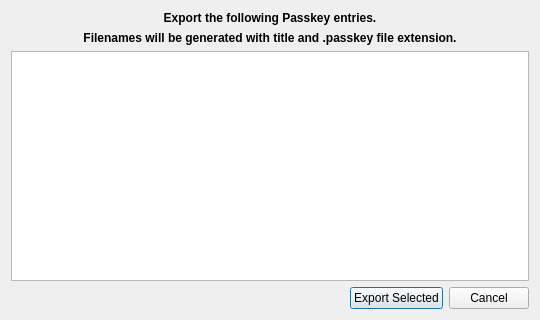
Myria-de/keepassxc, file src/gui/passkeys/PasskeyExportDialog.ui: the form before one commit.
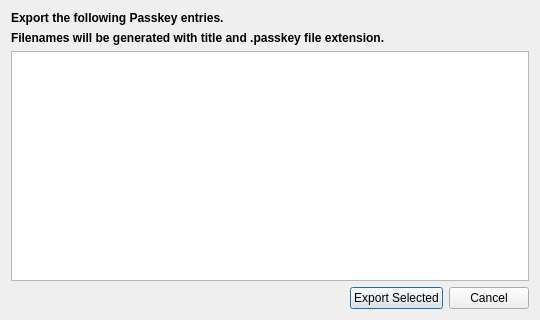
The form after the commit.

Commit message: Align text to left in dialogs. Protect attributes on import.

The edit to the form file:
```diff
--- a/src/gui/passkeys/PasskeyExportDialog.ui
+++ b/src/gui/passkeys/PasskeyExportDialog.ui
@@ -26,7 +26,7 @@
       <string>Export the following Passkey entries.</string>
      </property>
      <property name="alignment">
-      <set>Qt::AlignCenter</set>
+      <set>Qt::AlignLeading|Qt::AlignLeft|Qt::AlignVCenter</set>
      </property>
     </widget>
    </item>
@@ -42,7 +42,7 @@
       <string>Filenames will be generated with title and .passkey file extension.</string>
      </property>
      <property name="alignment">
-      <set>Qt::AlignCenter</set>
+      <set>Qt::AlignLeading|Qt::AlignLeft|Qt::AlignVCenter</set>
      </property>
     </widget>
    </item>
```
The commit also changes 3 other files.
